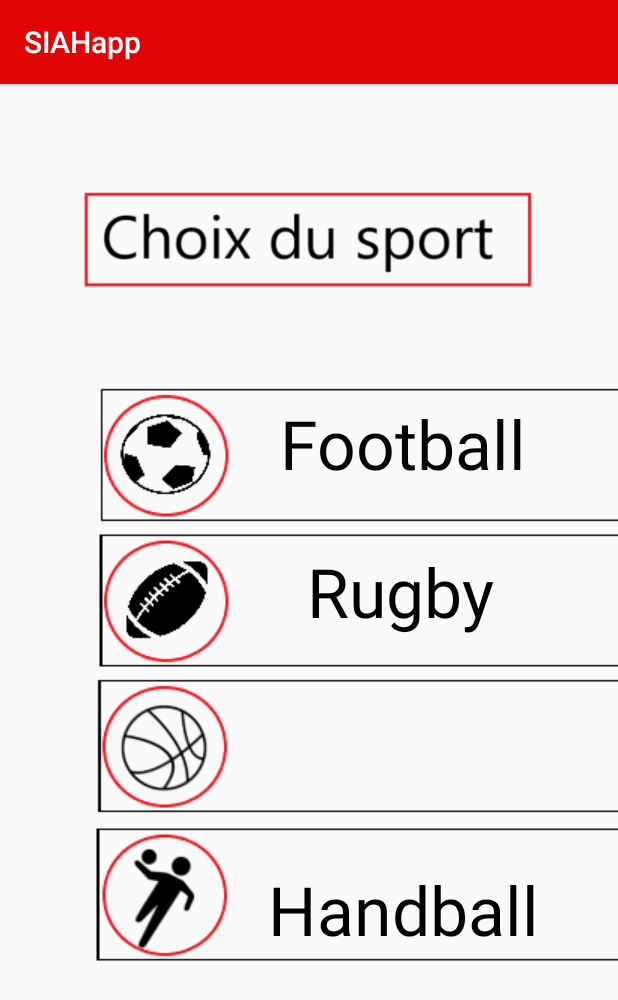
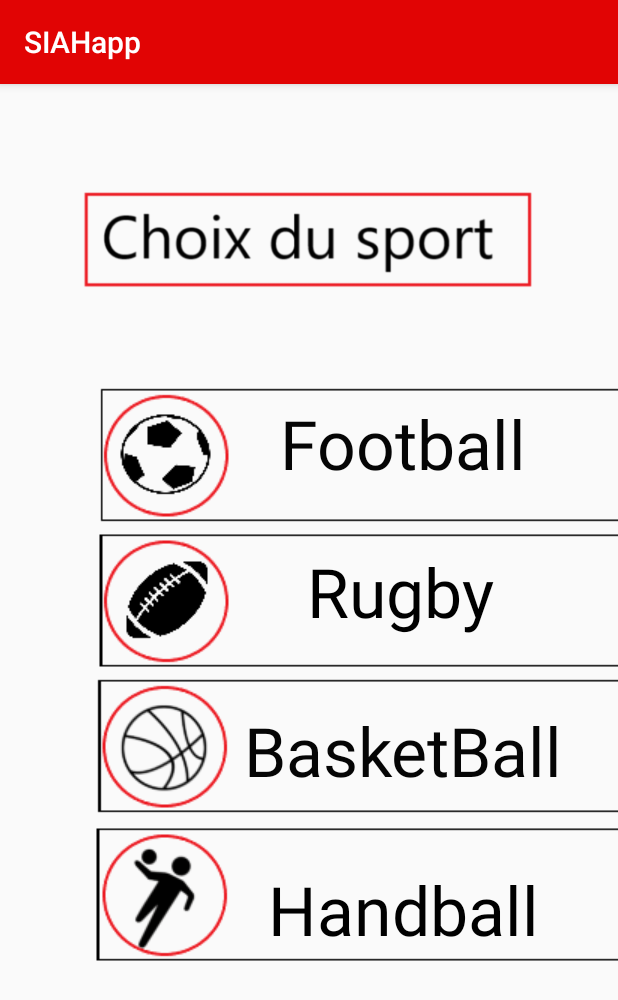
Before and after one commit to ETS-Android3/ApplicationSIAH_projetANDROID, an Android app: the Menu_sport screen opened directly, with no data from a screen before it, on a phone screen of 412 x 824 dp. Shown: the top 1000 px of the screen. Run offline under Robolectric (Android 15) with nearby library versions, the phone set to English and light mode, and no system bars.

Commit message:
ajout du menu basket: reste a arranger les accolades pour faire le lies entre les 3 activités

```diff
--- a/app/src/main/java/com/example/applicationsiah/Menu_sport.java
+++ b/app/src/main/java/com/example/applicationsiah/Menu_sport.java
@@ -41,6 +41,15 @@ public class Menu_sport extends AppCompatActivity {
 
 
         });
+        Button button_basketball = (Button)  findViewById(R.id.basketball_menu);
+        button_basketball.setOnClickListener(new View.OnClickListener() {
+            @Override
+            public void onClick(View view) {
+                visualiser_basket();
+            }
+
+
+        });
     }
 
     private void visualiser_rugby() {
@@ -57,4 +66,9 @@ public class Menu_sport extends AppCompatActivity {
         Intent intent5 = new Intent(this, menu_foot.class);
         startActivity(intent5);
     }
+
+    private void visualiser_basket() {
+        Intent intent6 = new Intent(this, menu_basket.class);
+        startActivity(intent6);
+    }
 }
--- a/app/src/main/res/layout/activity_menu_sport.xml
+++ b/app/src/main/res/layout/activity_menu_sport.xml
@@ -35,6 +35,21 @@
         app:layout_constraintTop_toTopOf="parent"
         app:layout_constraintVertical_bias="0.47"
         app:srcCompat="@drawable/sans_titre" />
+
+    <Button
+        android:id="@+id/basketball_menu"
+        android:layout_width="286dp"
+        android:layout_height="91dp"
+        android:background="#00F8F6F6"
+        android:text="BasketBall"
+        android:textAppearance="@style/TextAppearance.AppCompat.Display2"
+        android:textColor="#050505"
+        app:layout_constraintBottom_toBottomOf="parent"
+        app:layout_constraintEnd_toEndOf="parent"
+        app:layout_constraintHorizontal_bias="1.0"
+        app:layout_constraintStart_toStartOf="parent"
+        app:layout_constraintTop_toTopOf="parent"
+        app:layout_constraintVertical_bias="0.589" />
 
     <Button
         android:id="@+id/rugby_menu"
```
Also changed, not shown: app/src/main/AndroidManifest.xml (+12 -0 lines), app/src/main/java/com/example/applicationsiah/menu_basket.java (added, +58 -0 lines), app/src/main/java/com/example/applicationsiah/menu_basket_aillier.java (added, +13 -0 lines), app/src/main/java/com/example/applicationsiah/menu_basket_interieur.java (added, +13 -0 lines), app/src/main/java/com/example/applicationsiah/menu_basket_meneur.java (added, +13 -0 lines), app/src/main/res/layout/activity_menu_basket.xml (added, +42 -0 lines), app/src/main/res/layout/activity_menu_basket_aillier.xml (added, +9 -0 lines), app/src/main/res/layout/activity_menu_basket_interieur.xml (added, +9 -0 lines), app/src/main/res/layout/activity_menu_basket_meneur.xml (added, +9 -0 lines), app/src/main/res/drawable/basket.png (added).
